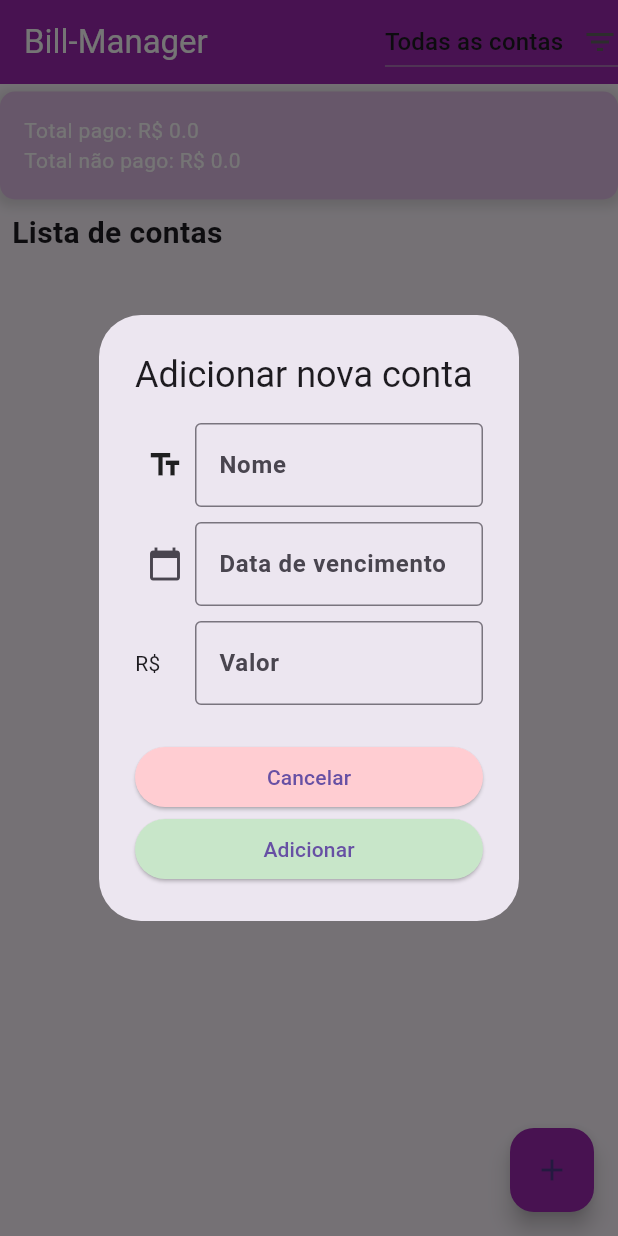
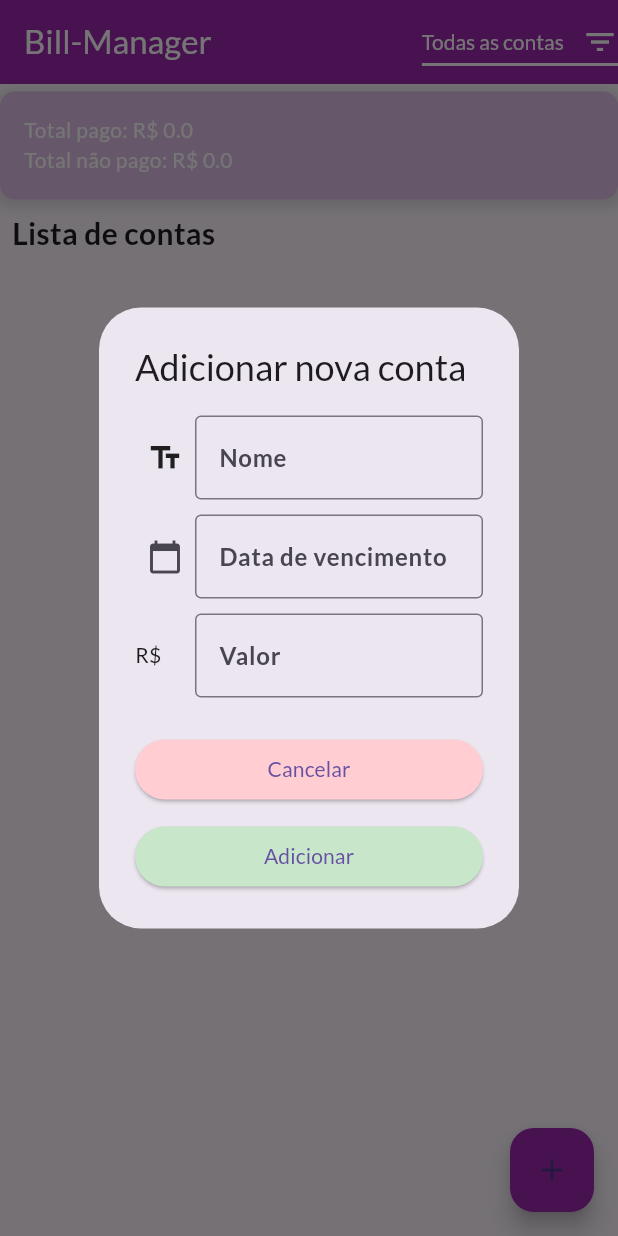
Before and after one commit to BrunowsUS/bill_manager_app, a Flutter app: the screen it shows after launch, after a tap on the "add" icon, on a phone screen of 412 x 824 dp. Run offline on Flutter 3.47's test engine with Material 3 defaults, Android fonts, the phone set to English and light mode, and no system bars; our stand-ins replace google_fonts.

Commit message:
dropdownmenu_appearence_upgrade

```diff
--- a/lib/src/app/app_controller.dart
+++ b/lib/src/app/app_controller.dart
@@ -7,14 +7,14 @@ class AppController extends ChangeNotifier {
 
   ThemeData get themeData => isDarkTheme
       ? ThemeData.dark().copyWith(
-          textTheme: GoogleFonts.robotoTextTheme(
+          textTheme: GoogleFonts.latoTextTheme(
             ThemeData.dark().textTheme,
           ),
         )
       : ThemeData(
           primarySwatch: Colors.purple,
         ).copyWith(
-          textTheme: GoogleFonts.robotoTextTheme(
+          textTheme: GoogleFonts.latoTextTheme(
             ThemeData.light().textTheme,
           ),
         );
--- a/lib/src/home/components/add_bill_dialog.dart
+++ b/lib/src/home/components/add_bill_dialog.dart
@@ -116,13 +116,16 @@ class AddBillDialog extends StatelessWidget {
           width: double.infinity,
           child: ElevatedButton(
             style: ElevatedButton.styleFrom(
-              primary: Colors.red.shade100,
+              backgroundColor: Colors.red.shade100,
             ),
             child: const Text('Cancelar'),
             onPressed: () {
               Navigator.of(context).pop();
             },
           ),
+        ),
+        SizedBox(
+          height: 10,
         ),
         Container(
           width: double.infinity,
--- a/lib/src/home/components/edit_bill_dialog.dart
+++ b/lib/src/home/components/edit_bill_dialog.dart
@@ -161,11 +161,14 @@ class _EditBillDialogState extends State<EditBillDialog> {
           width: double.infinity,
           child: ElevatedButton(
             style: ElevatedButton.styleFrom(
-              primary: Colors.red.shade100,
+              backgroundColor: Colors.red.shade100,
             ),
             child: const Text('Excluir'),
             onPressed: widget.onBillDeleted,
           ),
+        ),
+        SizedBox(
+          height: 10,
         ),
         Container(
           width: double.infinity,
--- a/lib/src/home/components/filter_dropdown_button.dart
+++ b/lib/src/home/components/filter_dropdown_button.dart
@@ -1,5 +1,6 @@
 import 'package:bill_manager_app/src/home/home_controller.dart';
 import 'package:flutter/material.dart';
+import 'package:google_fonts/google_fonts.dart';
 
 class FilterDropdownButton extends StatelessWidget {
   final HomeController controller;
@@ -7,9 +8,22 @@ class FilterDropdownButton extends StatelessWidget {
   FilterDropdownButton({required this.controller});
 
   Widget build(BuildContext context) {
-    return DropdownButton<String>(
+    return Theme(
+      data: Theme.of(context).copyWith(
+        canvasColor: Colors.purple, // Altera a cor de fundo do menu dropdown
+      ),
+      child: DropdownButton<String>(
         value: controller.filterOption,
-      icon: const Icon(Icons.filter_list),
+        icon: const Icon(Icons.filter_list,
+            color: Colors.white), // Altera a cor do ícone
+        style: GoogleFonts.lato(
+          // Altera a fonte e a cor do texto
+          textStyle: const TextStyle(color: Colors.white),
+        ),
+        underline: Container(
+          height: 2,
+          color: Colors.white, // Altera a cor do sublinhado
+        ),
         onChanged: (String? newValue) {
           controller.setFilterOption(newValue!);
         },
@@ -24,6 +38,7 @@ class FilterDropdownButton extends StatelessWidget {
             child: Text(value),
           );
         }).toList(),
+      ),
     );
   }
 }
```
Also changed, not shown: lib/src/home/home_controller.dart (+23 -27 lines). Lines whose indentation alone changed are shown as unchanged.
